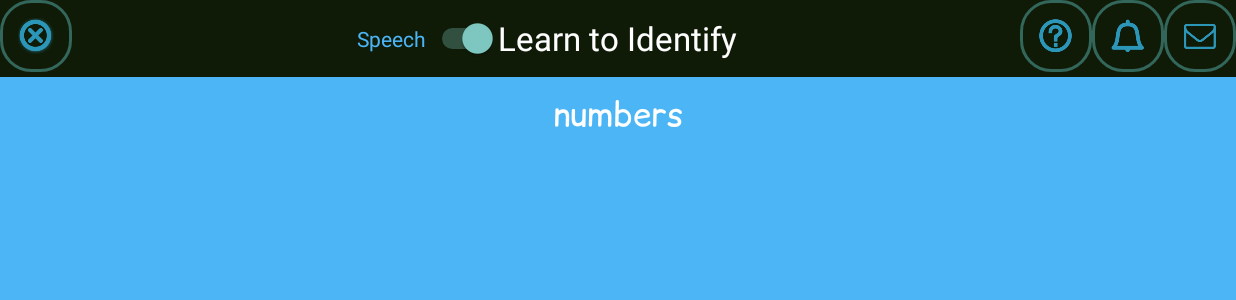
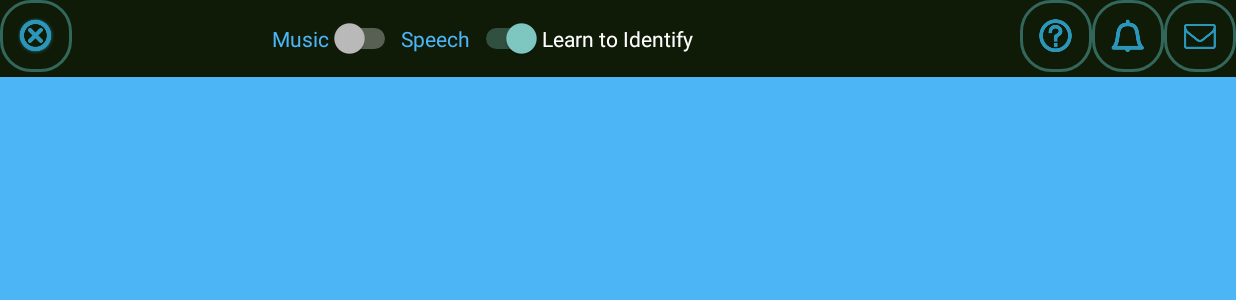
Before and after one commit to hajaar/LearnColoursNumbersShapes, an Android app: the fragment GameFragment placed in its activity, on a phone screen of 824 x 412 dp (held sideways). Shown: the top 300 px of the screen. Run offline under Robolectric (Android 15) with nearby library versions, the phone set to English and light mode, and no system bars; 2 statements that could not run were skipped.

Commit message:
added muisc, removed header text in case of test

```diff
--- a/app/src/main/java/com/skva/learncolours/GameFragment.java
+++ b/app/src/main/java/com/skva/learncolours/GameFragment.java
@@ -96,7 +96,7 @@ public class GameFragment extends Fragment implements View.OnClickListener {
         } else {
             ImageView testImage = (ImageView) getActivity().findViewById(R.id.test_image);
             testImage.setVisibility(View.VISIBLE);
-            testImage.setPadding(0, 16, 0, 0);
+            testImage.setPadding(0, 64, 0, 0);
             //testImage.setImageDrawable(getResources().getDrawable(R.drawable.launcher_test));
             testImage.setOnClickListener(this);
 
--- a/app/src/main/java/com/skva/learncolours/MainActivity.java
+++ b/app/src/main/java/com/skva/learncolours/MainActivity.java
@@ -3,6 +3,7 @@ package com.skva.learncolours;
 import android.content.DialogInterface;
 import android.content.Intent;
 import android.content.SharedPreferences;
+import android.media.MediaPlayer;
 import android.net.Uri;
 import android.os.Bundle;
 import android.os.Handler;
@@ -26,13 +27,12 @@ import java.util.Locale;
 
 public class MainActivity extends FragmentActivity implements HomeScreenFragment.OnItemSelectedListener {
     TextToSpeech t1;
-
+    MediaPlayer player;
     private ImageButton backButton, feedbackButton, informationButton, notificationButton;
     private Boolean shouldIspeak = true;
     private Switch speech_switch;
     private SharedPreferences getPrefs;
     private Boolean isScreenSizeLarge = false;
-
     private FirebaseAnalytics mFirebaseAnalytics;
 
     @Override
@@ -64,7 +64,10 @@ public class MainActivity extends FragmentActivity implements HomeScreenFragment
             e.apply();
         }
 
-
+        player = MediaPlayer.create(this, R.raw.background1);
+        player.setLooping(true); // Set looping
+        player.setVolume(100, 100);
+        player.start();
         if (savedInstanceState != null) {
             getFragmentManager().executePendingTransactions();
             Fragment fragmentById = getSupportFragmentManager().
@@ -200,7 +203,8 @@ public class MainActivity extends FragmentActivity implements HomeScreenFragment
     public void onDestroy() {
 
         t1.shutdown();
-
+        player.stop();
+        player.release();
         super.onDestroy();
     }
 
--- a/app/src/main/res/layout/activity_main.xml
+++ b/app/src/main/res/layout/activity_main.xml
@@ -31,8 +31,16 @@
             android:layout_centerHorizontal="true"
             android:gravity="center"
             android:text="@string/app_name"
-            android:textAppearance="@style/Base.TextAppearance.AppCompat.Large"
+            android:textAppearance="@style/Base.TextAppearance.AppCompat.Small"
             android:textColor="@color/icons"/>
+
+        <Switch
+            android:id="@+id/music_switch"
+            android:layout_width="wrap_content"
+            android:layout_height="match_parent"
+            android:layout_toStartOf="@+id/speech_switch"
+            android:text="Music"
+            android:textColor="@color/colorPrimaryLight"/>
 
         <Switch
             android:id="@+id/speech_switch"
--- a/app/src/main/res/layout/fragment_game.xml
+++ b/app/src/main/res/layout/fragment_game.xml
@@ -21,6 +21,13 @@
         android:padding="8dp"
         >
 
+        <ImageView
+            android:id="@+id/test_image"
+            android:layout_width="match_parent"
+            android:layout_height="match_parent"
+
+            android:clickable="true"
+            android:visibility="gone"/>
         <LinearLayout
             android:layout_width="match_parent"
             android:layout_height="0dp"
@@ -35,13 +42,7 @@
                 android:textAppearance="@style/Base.TextAppearance.AppCompat.Large"/>
         </LinearLayout>
 
-        <ImageView
-            android:id="@+id/test_image"
-            android:layout_width="match_parent"
-            android:layout_height="0dp"
-            android:layout_weight="6"
-            android:clickable="true"
-            android:visibility="gone"/>
+
         <LinearLayout
             android:layout_width="match_parent"
             android:layout_height="0dp"
```
